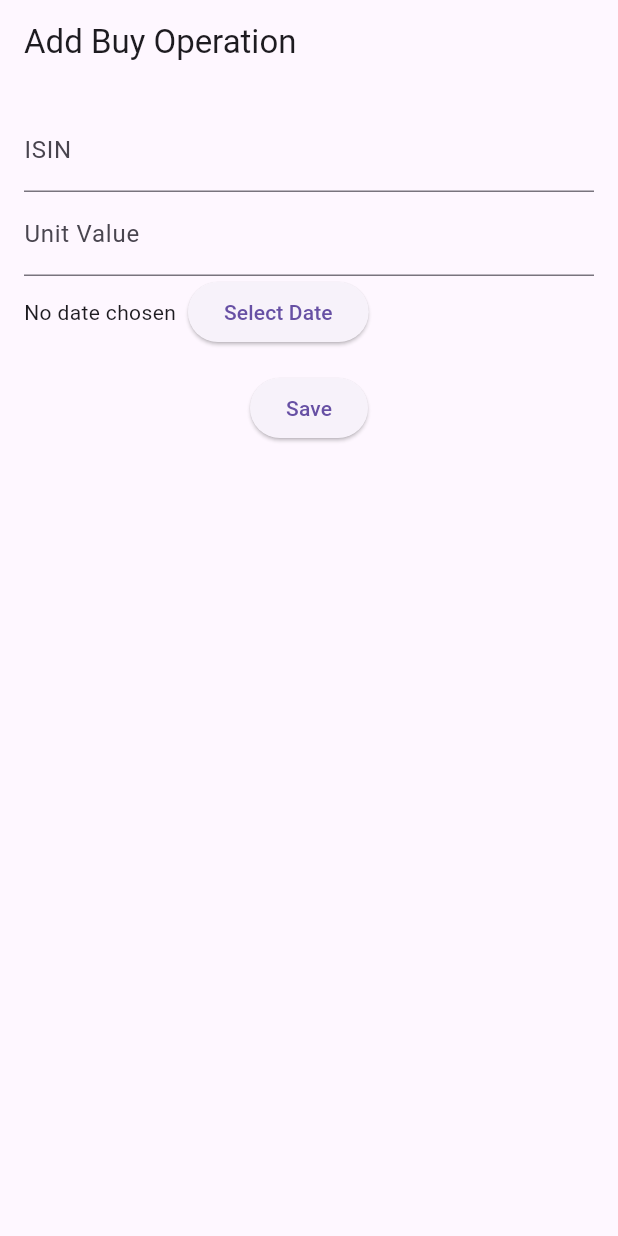
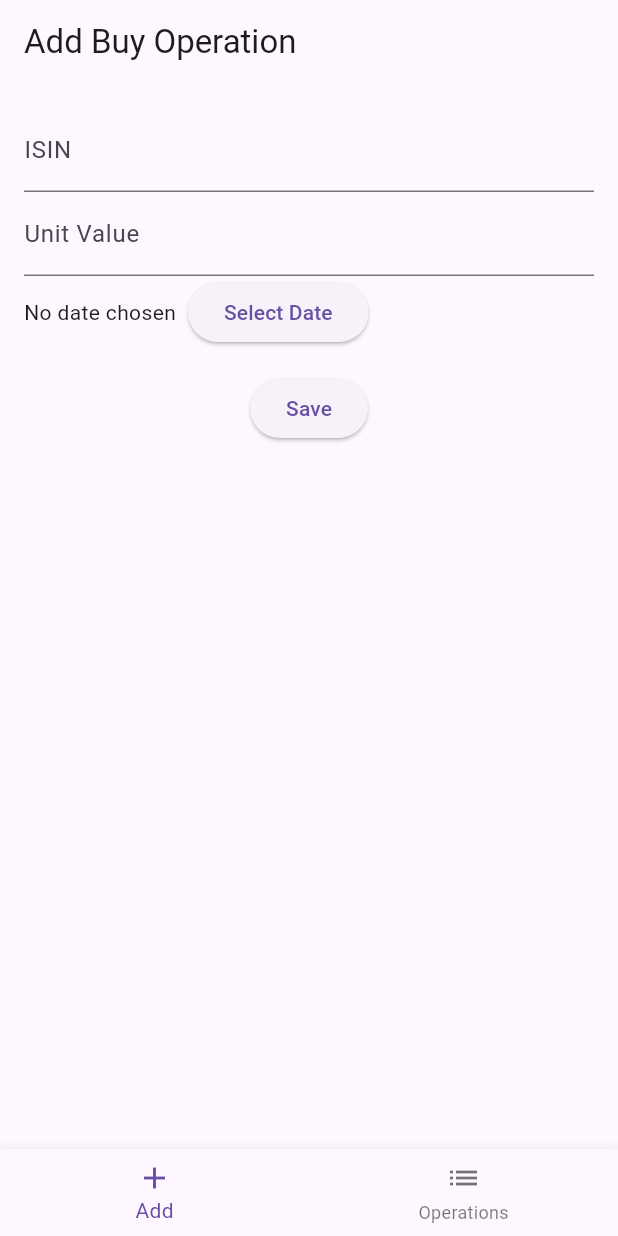
Before and after one commit to polku/fortuna, a Flutter app: the screen it shows after launch, on a phone screen of 412 x 824 dp. Run offline on Flutter 3.47's test engine with Material 3 defaults, Android fonts, the phone set to English and light mode, and no system bars; our stand-ins replace sqflite; accounts and stored records are empty.

Commit message:
Add operations list with bottom navigation

```diff
--- a/lib/db_helper.dart
+++ b/lib/db_helper.dart
@@ -36,4 +36,9 @@ class DbHelper {
     final db = await database;
     return await db.insert('operations', row);
   }
+
+  Future<List<Map<String, dynamic>>> getOperations() async {
+    final db = await database;
+    return await db.query('operations', orderBy: 'date DESC');
+  }
 }
--- a/lib/main.dart
+++ b/lib/main.dart
@@ -12,7 +12,44 @@ class MyApp extends StatelessWidget {
   Widget build(BuildContext context) {
     return MaterialApp(
       title: 'Investment Tracker',
-      home: const BuyOperationPage(),
+      home: const HomePage(),
+    );
+  }
+}
+
+class HomePage extends StatefulWidget {
+  const HomePage({Key? key}) : super(key: key);
+
+  @override
+  State<HomePage> createState() => _HomePageState();
+}
+
+class _HomePageState extends State<HomePage> {
+  int _currentIndex = 0;
+
+  final List<Widget> _pages = const [
+    BuyOperationPage(),
+    OperationsListPage(),
+  ];
+
+  @override
+  Widget build(BuildContext context) {
+    return Scaffold(
+      body: _pages[_currentIndex],
+      bottomNavigationBar: BottomNavigationBar(
+        currentIndex: _currentIndex,
+        onTap: (index) => setState(() => _currentIndex = index),
+        items: const [
+          BottomNavigationBarItem(
+            icon: Icon(Icons.add),
+            label: 'Add',
+          ),
+          BottomNavigationBarItem(
+            icon: Icon(Icons.list),
+            label: 'Operations',
+          ),
+        ],
+      ),
     );
   }
 }
@@ -112,3 +149,54 @@ class _BuyOperationPageState extends State<BuyOperationPage> {
     );
   }
 }
+
+class OperationsListPage extends StatefulWidget {
+  const OperationsListPage({Key? key}) : super(key: key);
+
+  @override
+  State<OperationsListPage> createState() => _OperationsListPageState();
+}
+
+class _OperationsListPageState extends State<OperationsListPage> {
+  late Future<List<Map<String, dynamic>>> _operations;
+
+  @override
+  void initState() {
+    super.initState();
+    _load();
+  }
+
+  void _load() {
+    _operations = DbHelper.instance.getOperations();
+  }
+
+  @override
+  Widget build(BuildContext context) {
+    return Scaffold(
+      appBar: AppBar(title: const Text('Operations')),
+      body: FutureBuilder<List<Map<String, dynamic>>>(
+        future: _operations,
+        builder: (context, snapshot) {
+          if (snapshot.connectionState == ConnectionState.waiting) {
+            return const Center(child: CircularProgressIndicator());
+          }
+          if (!snapshot.hasData || snapshot.data!.isEmpty) {
+            return const Center(child: Text('No operations'));
+          }
+          final ops = snapshot.data!;
+          return ListView.builder(
+            itemCount: ops.length,
+            itemBuilder: (context, index) {
+              final op = ops[index];
+              final date = DateTime.fromMillisecondsSinceEpoch(op['date']);
+              return ListTile(
+                title: Text(op['isin']),
+                subtitle: Text("${date.toLocal().toString().split(' ')[0]} - ${op['value_unit']}"),
+              );
+            },
+          );
+        },
+      ),
+    );
+  }
+}
```
Also changed, not shown: 1 other file.
